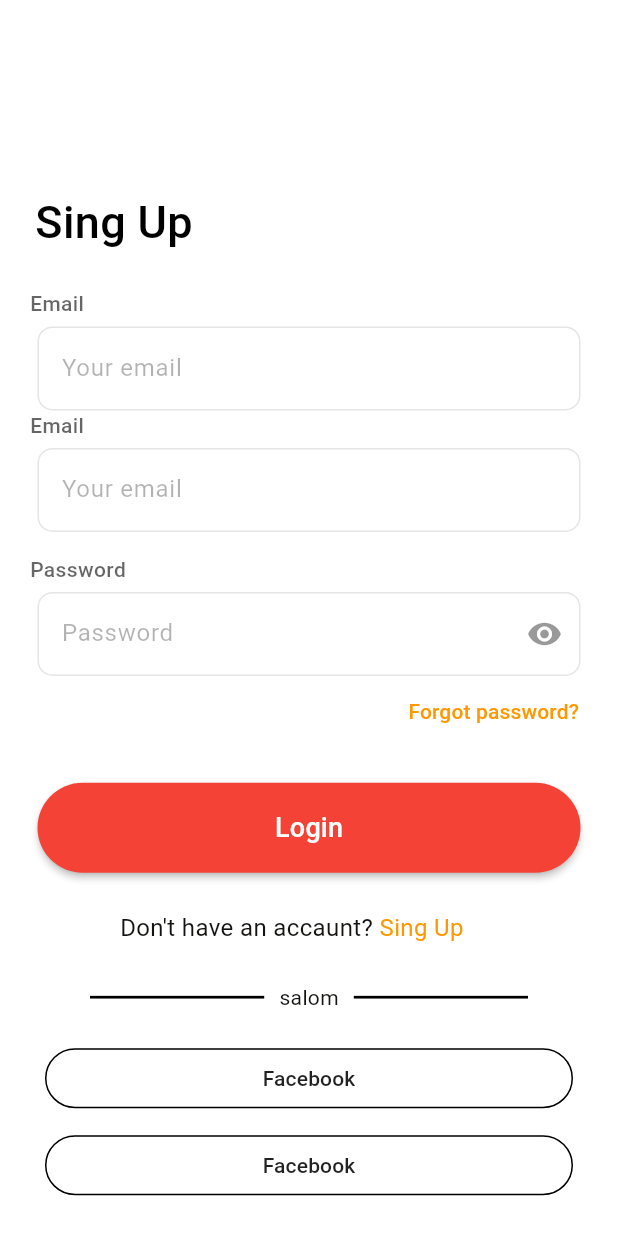
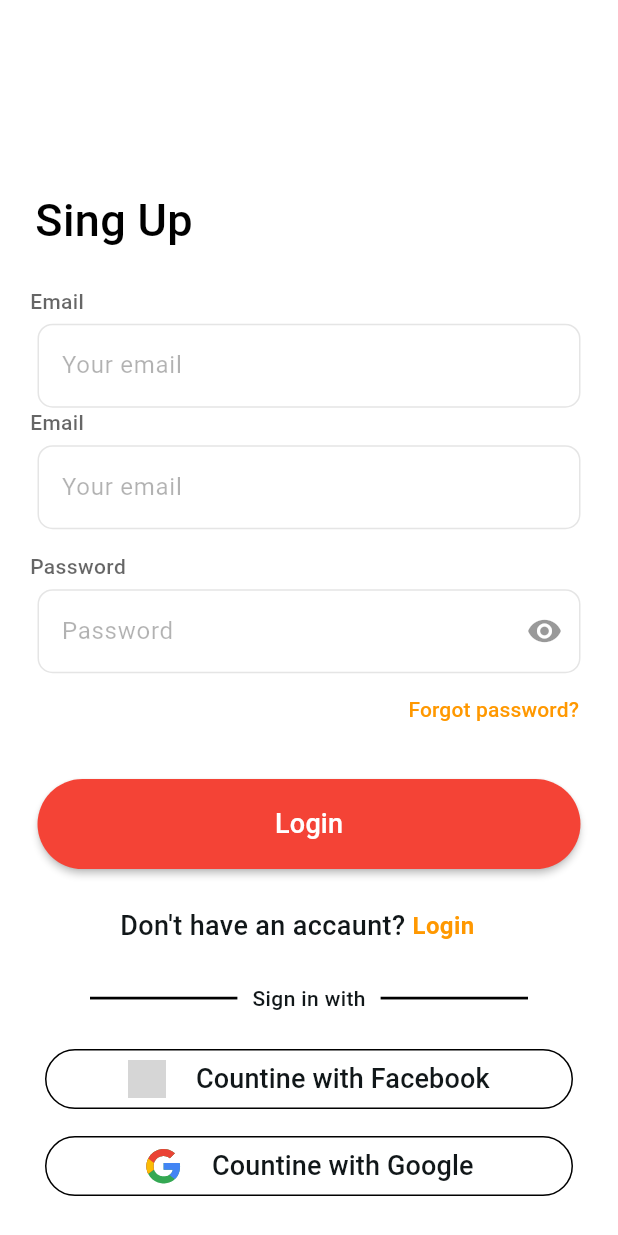
Before and after one commit to Zafarbek708k/food_delivery, a Flutter app: the RegisterPage screen opened directly, on a phone screen of 412 x 824 dp. Run offline on Flutter 3.47's test engine with Material 3 defaults, Android fonts, the phone set to English and light mode, and no system bars; our stand-ins replace connectivity_plus, dio, flutter_riverpod, flutter_secure_storage, flutter_svg, go_router and 3 more; missing offline and left inert: yandex_mapkit; accounts and stored records are empty; Roboto replaces fonts that are missing (Rubik); project files that could hold a hidden picture were left out; grey boxes are pictures that could not be loaded.

Commit message:
commit by asadbek

```diff
--- a/lib/src/core/style/text_style.dart
+++ b/lib/src/core/style/text_style.dart
@@ -10,12 +10,16 @@ class AppTextStyle extends TextTheme {
         fontWeight: FontWeight.w500,
         fontSize: FontSize.size18,
         fontFamily: "Rubik",
+                color: AppColors.l111719
+
       );
   @override
   TextStyle? get bodyLargeBannerButton => const TextStyle(
         fontWeight: FontWeight.w400,
         fontSize: FontSize.size18,
         fontFamily: "Rubik",
+                color: AppColors.l111719
+
       );
 
   @override
@@ -23,6 +27,8 @@ class AppTextStyle extends TextTheme {
         fontWeight: FontWeight.w500,
         fontSize: FontSize.size10,
         fontFamily: "Rubik",
+                color: AppColors.l111719
+
       );
 
   @override
@@ -30,6 +36,8 @@ class AppTextStyle extends TextTheme {
         fontWeight: FontWeight.w600,
         fontSize: FontSize.size20,
         fontFamily: "Rubik",
+                color: AppColors.l111719
+
       );
 
   @override
@@ -44,6 +52,8 @@ class AppTextStyle extends TextTheme {
         fontWeight: FontWeight.w300,
         fontSize: FontSize.size14,
         fontFamily: "Rubik",
+                color: AppColors.l111719
+
       );
 
   @override
@@ -51,6 +61,8 @@ class AppTextStyle extends TextTheme {
         fontWeight: FontWeight.w400,
         fontSize: FontSize.size14,
         fontFamily: "Rubik",
+                color: AppColors.l111719
+
       );
 
   @override
@@ -58,6 +70,7 @@ class AppTextStyle extends TextTheme {
         fontWeight: FontWeight.w400,
         fontSize: FontSize.size6_4,
         fontFamily: "Rubik",
+        color: AppColors.l111719
       );
 
   @override
--- a/lib/src/feature/auth/pages/register_page.dart
+++ b/lib/src/feature/auth/pages/register_page.dart
@@ -1,4 +1,6 @@
 import 'package:flutter/material.dart';
+import 'package:flutter_svg/svg.dart';
+import 'package:food_delivery/src/core/style/text_style.dart';
 import 'package:food_delivery/src/feature/auth/widgets/login_button_widget.dart';
 import 'package:food_delivery/src/feature/auth/widgets/register_texfeild_widgets.dart';
 
@@ -13,7 +15,9 @@ class RegisterPage extends StatelessWidget {
         child: Column(
           mainAxisAlignment: MainAxisAlignment.spaceEvenly,
           children: [
-            const SizedBox(height: 80,),
+            SizedBox(
+              height: 80,
+            ),
             const Padding(
               padding: EdgeInsets.only(right: 260),
               child: Text(
@@ -26,33 +30,39 @@ class RegisterPage extends StatelessWidget {
               ),
             ),
             const RegisterTexfeildWidgets(),
-
             Column(
               children: [
                 const LoginButtonWidget(),
-
-    const SizedBox(height: 25,),
+                SizedBox(
+                  height: 25,
+                ),
                 Padding(
                   padding: const EdgeInsets.symmetric(horizontal: 80),
                   child: Row(
                     children: [
-                  const Text(
+                      Text(
                         "Don't have an accaunt? ",
-                    style: TextStyle(fontSize: 16),
+                        style: AppTextStyle().bodyLarge,
                       ),
                       GestureDetector(
                         onTap: () {},
                         child: const Text(
-                      "Sing Up",
-                      style: TextStyle(fontSize: 16, color: Colors.orange),
+                          "Login",
+                          style: TextStyle(
+                            fontSize: 16,
+                            color: Colors.orange,
+                            fontWeight: FontWeight.w600,
+                          ),
                         ),
                       )
                     ],
                   ),
                 ),
-            const SizedBox(height: 25,),
-          const  Padding(
-              padding:  EdgeInsets.symmetric(
+                SizedBox(
+                  height: 25,
+                ),
+                Padding(
+                  padding: EdgeInsets.symmetric(
                     horizontal: 60,
                   ),
                   child: Row(
@@ -66,7 +76,10 @@ class RegisterPage extends StatelessWidget {
                       SizedBox(
                         width: 10,
                       ),
-                  Text("salom"),
+                      Text(
+                        "Sign in with",
+                        style: AppTextStyle().bodyMediumBold,
+                      ),
                       SizedBox(
                         width: 10,
                       ),
@@ -79,40 +92,62 @@ class RegisterPage extends StatelessWidget {
                     ],
                   ),
                 ),
-            const SizedBox(height: 20,),
-
+                SizedBox(
+                  height: 20,
+                ),
                 Column(
-
                   children: [
                     Padding(
                       padding: const EdgeInsets.symmetric(horizontal: 30),
                       child: MaterialButton(
-                    shape: RoundedRectangleBorder(
-                      borderRadius: BorderRadius.circular(30),
-                      side: const BorderSide()
-                    ),
+                        shape: RoundedRectangleBorder(borderRadius: BorderRadius.circular(30), side: const BorderSide()),
                         height: 40,
                         minWidth: double.infinity,
-                    onPressed: () {
-
-                    },
-                    child: const Text("Facebook"),
+                        onPressed: () {},
+                        child: Row(
+                          mainAxisAlignment: MainAxisAlignment.center,
+                          children: [
+                            SvgPicture.asset(
+                              "assets/icons/facebook_icon.svg",
+                              width: 25,
+                            ),
+                            SizedBox(
+                              width: 20,
+                            ),
+                            Text(
+                              "Countine with Facebook",
+                              style: AppTextStyle().bodyLarge,
+                            ),
+                          ],
                         ),
                       ),
-                const SizedBox(height: 10,),
+                    ),
+                    SizedBox(
+                      height: 10,
+                    ),
                     Padding(
                       padding: const EdgeInsets.symmetric(horizontal: 30),
                       child: MaterialButton(
-                    shape: RoundedRectangleBorder(
-                      borderRadius: BorderRadius.circular(30),
-                      side: const BorderSide()
-                    ),
+                        shape: RoundedRectangleBorder(borderRadius: BorderRadius.circular(30), side: const BorderSide()),
                         height: 40,
                         minWidth: double.infinity,
-                    onPressed: () {
-
-                    },
-                    child: const Text("Facebook"),
+                        onPressed: () {},
+                        child: Row(
+                          mainAxisAlignment: MainAxisAlignment.center,
+                          children: [
+                            SvgPicture.asset(
+                              "assets/icons/google_icon.svg",
+                              width: 25,
+                            ),
+                            SizedBox(
+                              width: 20,
+                            ),
+                            Text(
+                              "Countine with Google",
+                              style: AppTextStyle().bodyLarge,
+                            ),
+                          ],
+                        ),
                       ),
                     )
                   ],
--- a/lib/src/feature/home/pages/welcome_page.dart
+++ b/lib/src/feature/home/pages/welcome_page.dart
@@ -1,5 +1,7 @@
 import 'dart:developer';
 import 'package:flutter/material.dart';
+import 'package:food_delivery/src/feature/auth/pages/login_page.dart';
+import 'package:food_delivery/src/feature/auth/pages/register_page.dart';
 import '../widgets/welcome_page_info_widget.dart';
 import 'home_page.dart';
 
@@ -45,7 +47,7 @@ class WelcomePage extends StatelessWidget {
               facebookButton: () {},
               emailButton: () {
                 log("MyHomePagega otishi kere");
-                Navigator.push(context, MaterialPageRoute(builder: (context) => const MyHomePage()));
+                Navigator.push(context, MaterialPageRoute(builder: (context) => const RegisterPage()));
               },
               signInButton: () {},
             ),
```
Also changed, not shown: lib/src/feature/auth/pages/login_page.dart (+65 -36 lines). Lines whose indentation alone changed are shown as unchanged.
